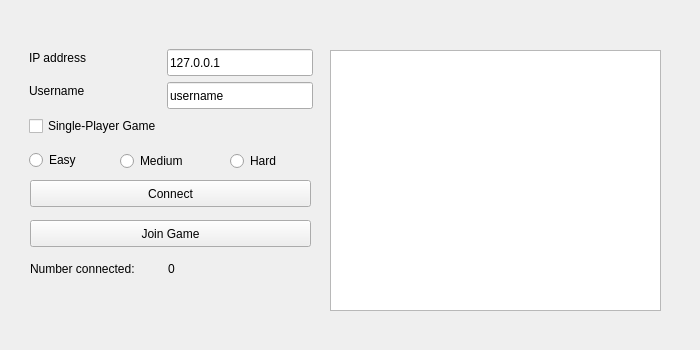
Qt form src/client/lobbywindow.ui (dc2011/td) before a commit.
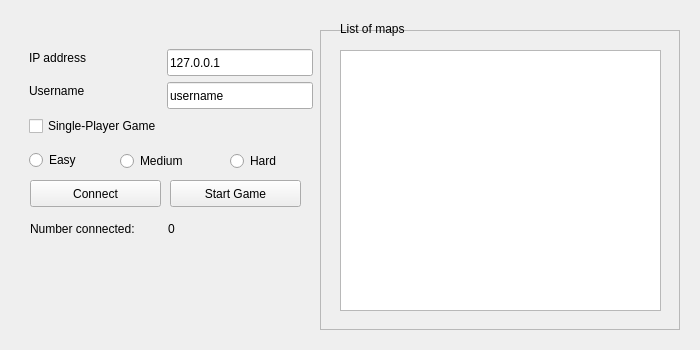
The same form after that commit.

The edit to the form file:
```diff
--- a/src/client/lobbywindow.ui
+++ b/src/client/lobbywindow.ui
@@ -20,9 +20,9 @@
    <widget class="QListWidget" name="mapsList">
     <property name="geometry">
      <rect>
-      <x>330</x>
+      <x>340</x>
       <y>50</y>
-      <width>331</width>
+      <width>321</width>
       <height>261</height>
      </rect>
     </property>
@@ -30,14 +30,14 @@
    <widget class="QPushButton" name="btnStart">
     <property name="geometry">
      <rect>
-      <x>30</x>
-      <y>220</y>
-      <width>281</width>
+      <x>170</x>
+      <y>180</y>
+      <width>131</width>
       <height>27</height>
      </rect>
     </property>
     <property name="text">
-     <string>Join Game</string>
+     <string>Start Game</string>
     </property>
    </widget>
    <widget class="QRadioButton" name="easyBtn">
@@ -83,7 +83,7 @@
     <property name="geometry">
      <rect>
       <x>168</x>
-      <y>260</y>
+      <y>220</y>
       <width>16</width>
       <height>17</height>
      </rect>
@@ -96,7 +96,7 @@
     <property name="geometry">
      <rect>
       <x>30</x>
-      <y>260</y>
+      <y>220</y>
       <width>132</width>
       <height>17</height>
      </rect>
@@ -123,7 +123,7 @@
      <rect>
       <x>30</x>
       <y>180</y>
-      <width>281</width>
+      <width>131</width>
       <height>27</height>
      </rect>
     </property>
@@ -183,6 +183,35 @@
      <string>Hard</string>
     </property>
    </widget>
+   <widget class="QFrame" name="bgFrame">
+    <property name="geometry">
+     <rect>
+      <x>320</x>
+      <y>30</y>
+      <width>360</width>
+      <height>300</height>
+     </rect>
+    </property>
+    <property name="frameShape">
+     <enum>QFrame::StyledPanel</enum>
+    </property>
+    <property name="frameShadow">
+     <enum>QFrame::Raised</enum>
+    </property>
+   </widget>
+   <widget class="QLabel" name="label">
+    <property name="geometry">
+     <rect>
+      <x>340</x>
+      <y>20</y>
+      <width>131</width>
+      <height>17</height>
+     </rect>
+    </property>
+    <property name="text">
+     <string>List of maps</string>
+    </property>
+   </widget>
   </widget>
  </widget>
  <resources/>
```
